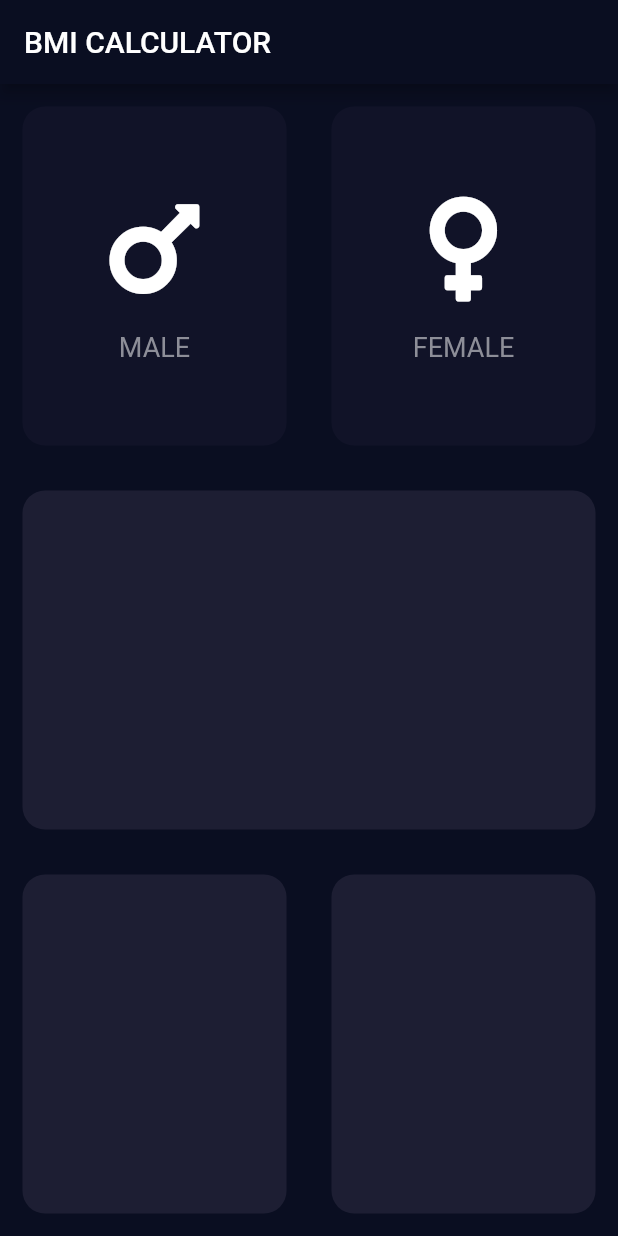
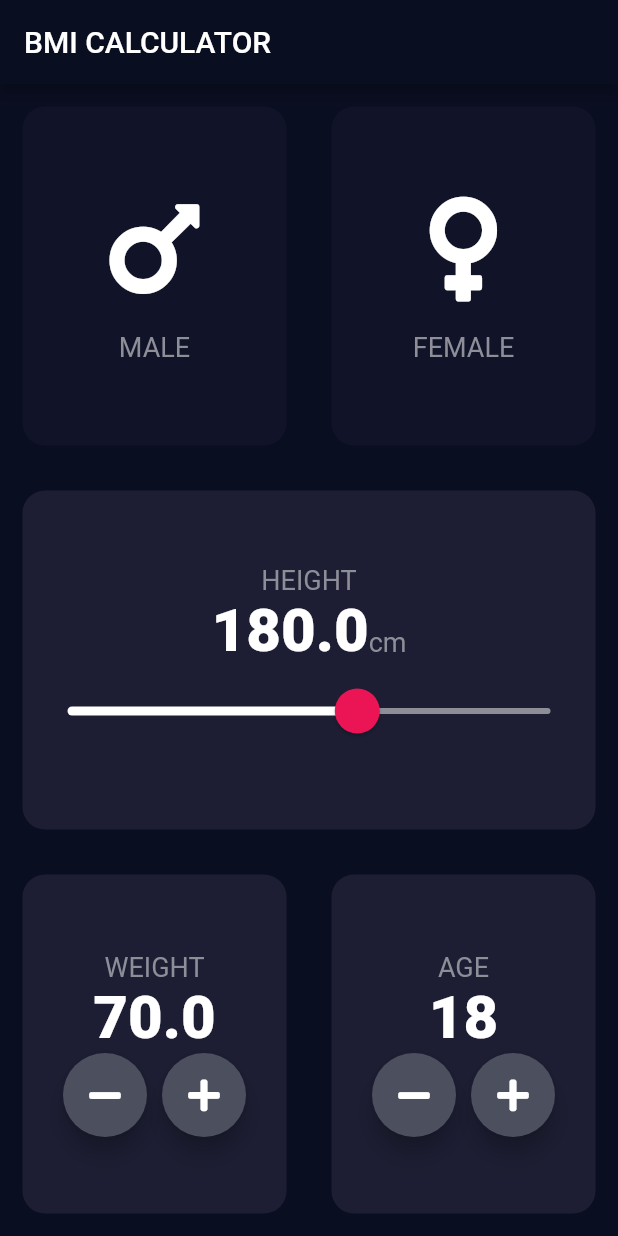
Before and after one commit to Grekoff18/BMI-Calculator, a Flutter app: the screen it shows after launch, on a phone screen of 412 x 824 dp. Run offline on Flutter 3.47's test engine with Material 2 defaults, Android fonts, the phone set to English and light mode, and no system bars; our stand-ins replace font_awesome_flutter.

Commit message:
feat: end work on widgets

```diff
--- /dev/null
+++ b/lib/constants/global_constants.dart
@@ -0,0 +1,15 @@
+import 'package:flutter/material.dart';
+
+const gC_textStyle = TextStyle(
+    fontSize: 18.0,
+    color: Color(0xFF8D8E98)
+);
+const gC_numberTextStyle = TextStyle(
+  fontSize: 40.0,
+  fontWeight: FontWeight.w900,
+);
+
+const gC_activeCardColor       = Color(0xFF1D1E33);
+const gC_inactiveCardColor     = Color(0xFF111328);
+const gC_bottomContainerHeight = 80.0;
+const gC_bottomContainerColor  = Color(0xFFEB1555);
--- a/lib/input_page.dart
+++ b/lib/input_page.dart
@@ -2,11 +2,8 @@ import 'package:flutter/material.dart';
 import 'package:font_awesome_flutter/font_awesome_flutter.dart';
 import 'widgets/reuseble_block.dart';
 import 'widgets/gender_card.dart';
-
-final activeCardColor = Color(0xFF1D1E33);
-final inactiveCardColor = Color(0xFF111328);
-final bottomContainerHeight = 80.0;
-final bottomContainerColor = Color(0xFFEB1555);
+// Constant from this file starting with gC_
+import 'constants/global_constants.dart';
 
 enum GenderType {
   male,
@@ -20,6 +17,9 @@ class InputPage extends StatefulWidget {
 
 class _InputPageState extends State<InputPage> {
   GenderType selectedGender;
+  double height = 180.0;
+  double weight = 70.0;
+  int age = 18;
 
   @override
   Widget build(BuildContext context) {
@@ -28,6 +28,7 @@ class _InputPageState extends State<InputPage> {
         title: Text('BMI CALCULATOR'),
       ),
       body: Column(
+        crossAxisAlignment: CrossAxisAlignment.stretch,
         children: [
           Expanded(
             child: Row(
@@ -46,7 +47,9 @@ class _InputPageState extends State<InputPage> {
                         size: 80.0,
                       ),
                     ),
-                    blockColor: selectedGender == GenderType.male ? activeCardColor : inactiveCardColor,
+                    blockColor: selectedGender == GenderType.male
+                      ? gC_activeCardColor
+                      : gC_inactiveCardColor,
                   ),
                 ),
                 Expanded(
@@ -63,7 +66,9 @@ class _InputPageState extends State<InputPage> {
                         size: 80.0,
                       ),
                     ),
-                    blockColor: selectedGender == GenderType.female ? activeCardColor : inactiveCardColor,
+                    blockColor: selectedGender == GenderType.female
+                      ? gC_activeCardColor
+                      : gC_inactiveCardColor,
                   ),
                 ),
               ],
@@ -71,6 +76,50 @@ class _InputPageState extends State<InputPage> {
           ),
           Expanded(
             child: ReusebleBlock(
+              childWidget: Column(
+                mainAxisAlignment: MainAxisAlignment.center,
+                children: [
+                  Text(
+                    "HEIGHT",
+                    style: gC_textStyle
+                  ),
+                  Row(
+                    mainAxisAlignment: MainAxisAlignment.center,
+                    crossAxisAlignment: CrossAxisAlignment.baseline,
+                    textBaseline: TextBaseline.alphabetic,
+                    children: [
+                      Text(
+                        height.toString(),
+                        style: gC_numberTextStyle,
+                      ),
+                      Text(
+                        "cm",
+                        style: gC_textStyle,
+                      ),
+                    ],
+                  ),
+                  SliderTheme(
+                    data: SliderTheme.of(context).copyWith(
+                      activeTrackColor: Colors.white,
+                      inactiveTrackColor: Color(0xFF8D8E98),
+                      thumbColor: Color(0xFFEB1555),
+                      overlayColor: Color(0x29EB1555),
+                      thumbShape: RoundSliderThumbShape(enabledThumbRadius: 15.0),
+                      overlayShape: RoundSliderOverlayShape(overlayRadius: 30.0),
+                    ),
+                    child: Slider(
+                      value: height,
+                      min: 120.0,
+                      max: 220.0,
+                      onChanged: (double sliderValue) {
+                        setState(() {
+                          height = double.parse(sliderValue.toStringAsFixed(2));
+                        });
+                      },
+                    ),
+                  )
+                ],
+              ),
               blockColor: Color(0xFF1D1E33)
             ),
           ),
@@ -79,12 +128,86 @@ class _InputPageState extends State<InputPage> {
               children: [
                 Expanded(
                   child: ReusebleBlock(
-                      blockColor: Color(0xFF1D1E33)
+                    childWidget: Column(
+                      mainAxisAlignment: MainAxisAlignment.center,
+                      children: [
+                        Text(
+                          "WEIGHT",
+                          style: gC_textStyle,
+                        ),
+                        Text(
+                          weight.toString(),
+                          style: gC_numberTextStyle,
+                        ),
+                        Row(
+                          mainAxisAlignment: MainAxisAlignment.center,
+                          children: [
+                            RoundIconBtn(
+                              icon: FontAwesomeIcons.minus,
+                              onClick: () {
+                                setState(() {
+                                  if (weight > 0) weight--;
+                                });
+                              },
+                            ),
+                            SizedBox(
+                              width: 10.0
+                            ),
+                            RoundIconBtn(
+                              icon: FontAwesomeIcons.plus,
+                              onClick: () {
+                                setState(() {
+                                  if (weight < 350) weight++;
+                                });
+                              },
+                            )
+                          ],
+                        )
+                      ],
+                    ),
+                    blockColor: Color(0xFF1D1E33)
                   ),
                 ),
                 Expanded(
                   child: ReusebleBlock(
-                      blockColor: Color(0xFF1D1E33)
+                    blockColor: Color(0xFF1D1E33),
+                    childWidget: Column(
+                      mainAxisAlignment: MainAxisAlignment.center,
+                      children: [
+                        Text(
+                          "AGE",
+                          style: gC_textStyle,
+                        ),
+                        Text(
+                          age.toString(),
+                          style: gC_numberTextStyle,
+                        ),
+                        Row(
+                          mainAxisAlignment: MainAxisAlignment.center,
+                          children: [
+                            RoundIconBtn(
+                              icon: FontAwesomeIcons.minus,
+                              onClick: () {
+                                setState(() {
+                                  if (age > 0) age--;
+                                });
+                              },
+                            ),
+                            SizedBox(
+                                width: 10.0
+                            ),
+                            RoundIconBtn(
+                              icon: FontAwesomeIcons.plus,
+                              onClick: () {
+                                setState(() {
+                                  if (age < 200) age++;
+                                });
+                              },
+                            ),
+                          ],
+                        ),
+                      ],
+                    ),
                   ),
                 ),
               ],
@@ -95,3 +218,25 @@ class _InputPageState extends State<InputPage> {
     );
   }
 }
+
+class RoundIconBtn extends StatelessWidget {
+  RoundIconBtn({@required this.icon,@required this.onClick});
+
+  final IconData icon;
+  final Function onClick;
+
+  @override
+  Widget build(BuildContext context) {
+    return RawMaterialButton(
+      child: Icon(icon),
+      onPressed: onClick,
+      elevation: 6.0,
+      constraints: BoxConstraints.tightFor(
+        width: 56.0,
+        height: 56.0
+      ),
+      shape: CircleBorder(),
+      fillColor: Color(0xFF4C4F5E),
+    );
+  }
+}
--- a/lib/widgets/gender_card.dart
+++ b/lib/widgets/gender_card.dart
@@ -1,9 +1,6 @@
 import 'package:flutter/material.dart';
-
-const textStyle = TextStyle(
-  fontSize: 18.0,
-  color: Color(0xFF8D8E98)
-);
+// Constant from this file starting with gC_
+import '../constants/global_constants.dart';
 
 class GenderCard extends StatelessWidget {
   const GenderCard({
@@ -26,7 +23,7 @@ class GenderCard extends StatelessWidget {
         ),
         Text(
           genderType,
-          style: textStyle,
+          style: gC_textStyle,
         )
       ],
     );
```
